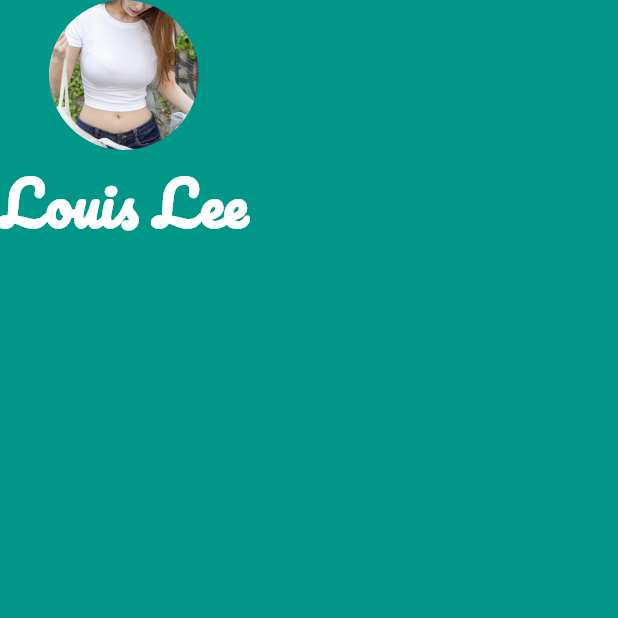
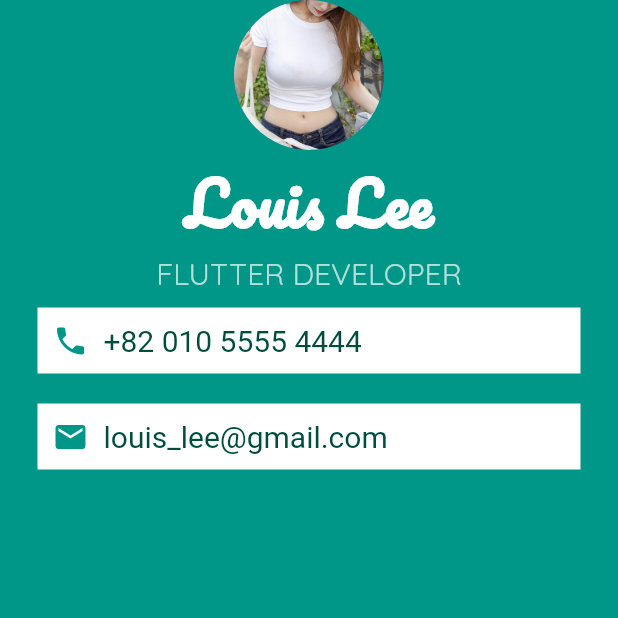
Before and after one commit to es5es5/mi_card_flutter, a Flutter app: the screen it shows after launch, on a phone screen of 412 x 824 dp, the top half of it. Run offline on Flutter 3.47's test engine with Material 2 defaults, Android fonts, the phone set to English and light mode, and no system bars.

Commit message:
Material Icons

```diff
--- a/lib/main.dart
+++ b/lib/main.dart
@@ -24,7 +24,55 @@ class MyApp extends StatelessWidget {
                     fontSize: 40,
                     color: Colors.white,
                     fontWeight: FontWeight.bold),
-              )
+              ),
+              Text(
+                'FLUTTER DEVELOPER',
+                style: TextStyle(
+                  fontFamily: 'Quicksand',
+                  fontSize: 20,
+                  color: Colors.teal[100],
+                ),
+              ),
+              Container(
+                color: Colors.white,
+                margin: EdgeInsets.symmetric(vertical: 10, horizontal: 25),
+                padding: EdgeInsets.all(10),
+                child: Row(
+                  children: <Widget>[
+                    Icon(
+                      Icons.phone,
+                      color: Colors.teal,
+                    ),
+                    SizedBox(
+                      width: 10,
+                    ),
+                    Text(
+                      '+82 010 5555 4444',
+                      style: TextStyle(color: Colors.teal[900], fontSize: 20),
+                    )
+                  ],
+                ),
+              ),
+              Container(
+                color: Colors.white,
+                margin: EdgeInsets.symmetric(vertical: 10, horizontal: 25),
+                padding: EdgeInsets.all(10),
+                child: Row(
+                  children: <Widget>[
+                    Icon(
+                      Icons.email,
+                      color: Colors.teal,
+                    ),
+                    SizedBox(
+                      width: 10,
+                    ),
+                    Text(
+                      'louis_lee@gmail.com',
+                      style: TextStyle(color: Colors.teal[900], fontSize: 20),
+                    )
+                  ],
+                ),
+              ),
             ],
           ),
         ),
--- a/pubspec.yaml
+++ b/pubspec.yaml
@@ -23,3 +23,7 @@ flutter:
   - family: Pacifico
     fonts:
       - asset: fonts/Pacifico-Regular.ttf
+
+  - family: Quicksand
+    fonts:
+      - asset: fonts/Quicksand-Regular.ttf
```
Also changed, not shown: fonts/Quicksand-Regular.ttf (added).
